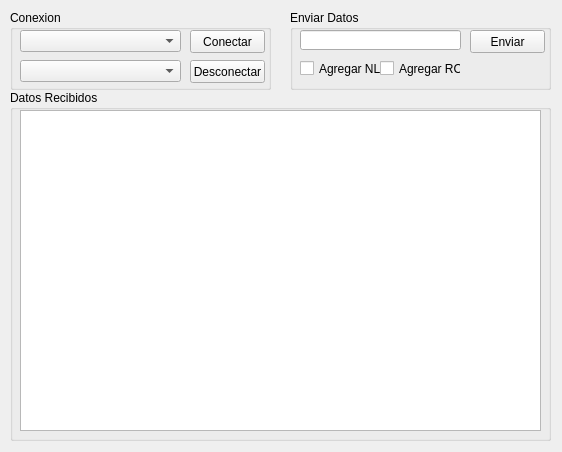
This is UI.ui in NicoGiovi/SerialConsole as Qt 5 draws it before an edit. The edited form follows.
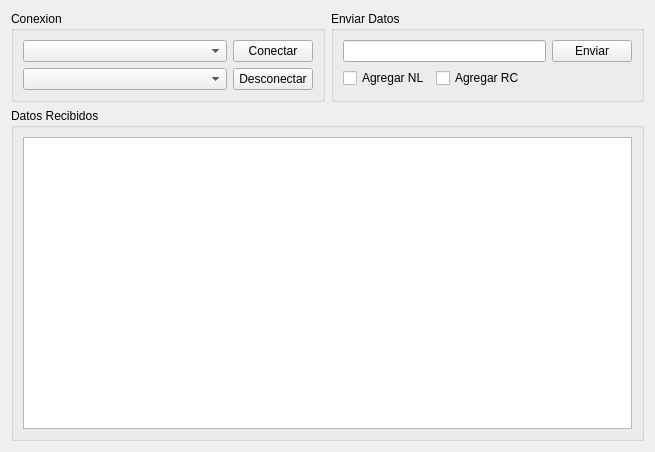
This is the edited form.

Commit message: Added grids and layouts.

Patch:
```diff
--- a/UI.ui
+++ b/UI.ui
@@ -12,7 +12,7 @@
    <rect>
     <x>0</x>
     <y>0</y>
-    <width>562</width>
+    <width>655</width>
     <height>452</height>
    </rect>
   </property>
@@ -40,150 +40,117 @@
   <property name="styleSheet">
    <string notr="true"/>
   </property>
+  <layout class="QGridLayout" name="gridLayout_5">
+   <item row="0" column="0">
   <widget class="QGroupBox" name="groupBox">
-   <property name="geometry">
-    <rect>
-     <x>10</x>
-     <y>10</y>
-     <width>261</width>
-     <height>80</height>
-    </rect>
-   </property>
    <property name="title">
     <string>Conexion</string>
    </property>
+     <layout class="QGridLayout" name="gridLayout_4">
+      <item row="0" column="0">
+       <widget class="QComboBox" name="CboCOMPorts">
+        <property name="sizePolicy">
+         <sizepolicy hsizetype="Expanding" vsizetype="Fixed">
+          <horstretch>0</horstretch>
+          <verstretch>0</verstretch>
+         </sizepolicy>
+        </property>
+       </widget>
+      </item>
+      <item row="0" column="1">
    <widget class="QPushButton" name="BtnConectar">
-    <property name="geometry">
-     <rect>
-      <x>180</x>
-      <y>20</y>
-      <width>75</width>
-      <height>23</height>
-     </rect>
-    </property>
     <property name="text">
      <string>Conectar</string>
     </property>
    </widget>
+      </item>
+      <item row="1" column="0">
+       <widget class="QComboBox" name="CboBaudRate">
+        <property name="sizePolicy">
+         <sizepolicy hsizetype="Expanding" vsizetype="Fixed">
+          <horstretch>0</horstretch>
+          <verstretch>0</verstretch>
+         </sizepolicy>
+        </property>
+       </widget>
+      </item>
+      <item row="1" column="1">
    <widget class="QPushButton" name="BtnDesconectar">
-    <property name="geometry">
-     <rect>
-      <x>180</x>
-      <y>50</y>
-      <width>75</width>
-      <height>23</height>
-     </rect>
-    </property>
     <property name="text">
      <string>Desconectar</string>
     </property>
    </widget>
-   <widget class="QComboBox" name="CboCOMPorts">
-    <property name="geometry">
-     <rect>
-      <x>10</x>
-      <y>20</y>
-      <width>161</width>
-      <height>22</height>
-     </rect>
-    </property>
-   </widget>
-   <widget class="QComboBox" name="CboBaudRate">
-    <property name="geometry">
-     <rect>
-      <x>10</x>
-      <y>50</y>
-      <width>161</width>
-      <height>22</height>
-     </rect>
-    </property>
-   </widget>
-  </widget>
+      </item>
+     </layout>
+    </widget>
+   </item>
+   <item row="0" column="1">
   <widget class="QGroupBox" name="groupBox_2">
-   <property name="geometry">
-    <rect>
-     <x>290</x>
-     <y>10</y>
-     <width>261</width>
-     <height>80</height>
-    </rect>
-   </property>
    <property name="title">
     <string>Enviar Datos</string>
    </property>
+     <layout class="QGridLayout" name="gridLayout">
+      <item row="0" column="0">
+       <layout class="QHBoxLayout" name="horizontalLayout_4">
+        <item>
+         <widget class="QLineEdit" name="TxtEnviar"/>
+        </item>
+        <item>
    <widget class="QPushButton" name="BtnEnviar">
-    <property name="geometry">
-     <rect>
-      <x>180</x>
-      <y>20</y>
-      <width>75</width>
-      <height>23</height>
-     </rect>
-    </property>
     <property name="text">
      <string>Enviar</string>
     </property>
    </widget>
+        </item>
+       </layout>
+      </item>
+      <item row="1" column="0">
+       <layout class="QHBoxLayout" name="horizontalLayout_3">
+        <item>
    <widget class="QCheckBox" name="ChkNuevaLinea">
-    <property name="geometry">
-     <rect>
-      <x>10</x>
-      <y>50</y>
-      <width>81</width>
-      <height>17</height>
-     </rect>
-    </property>
     <property name="text">
      <string>Agregar NL</string>
     </property>
    </widget>
+        </item>
+        <item>
    <widget class="QCheckBox" name="ChkRetornoCarro">
-    <property name="geometry">
-     <rect>
-      <x>90</x>
-      <y>50</y>
-      <width>81</width>
-      <height>17</height>
-     </rect>
-    </property>
     <property name="text">
      <string>Agregar RC</string>
     </property>
    </widget>
-   <widget class="QLineEdit" name="TxtEnviar">
-    <property name="geometry">
-     <rect>
-      <x>10</x>
-      <y>20</y>
-      <width>161</width>
+        </item>
+        <item>
+         <spacer name="horizontalSpacer">
+          <property name="orientation">
+           <enum>Qt::Horizontal</enum>
+          </property>
+          <property name="sizeHint" stdset="0">
+           <size>
+            <width>40</width>
       <height>20</height>
-     </rect>
-    </property>
-   </widget>
-  </widget>
+           </size>
+          </property>
+         </spacer>
+        </item>
+       </layout>
+      </item>
+     </layout>
+    </widget>
+   </item>
+   <item row="1" column="0" colspan="2">
   <widget class="QGroupBox" name="groupBox_3">
-   <property name="geometry">
-    <rect>
-     <x>10</x>
-     <y>90</y>
-     <width>541</width>
-     <height>351</height>
-    </rect>
-   </property>
    <property name="title">
     <string>Datos Recibidos</string>
    </property>
-   <widget class="QTextEdit" name="TxtDatosRecibidos">
-    <property name="geometry">
-     <rect>
-      <x>10</x>
-      <y>20</y>
-      <width>521</width>
-      <height>321</height>
-     </rect>
-    </property>
-   </widget>
-  </widget>
+     <layout class="QGridLayout" name="gridLayout_3">
+      <item row="0" column="0">
+       <widget class="QTextEdit" name="TxtDatosRecibidos"/>
+      </item>
+     </layout>
+    </widget>
+   </item>
+  </layout>
  </widget>
  <resources/>
  <connections/>
```
Lines whose indentation alone changed are shown as unchanged.
